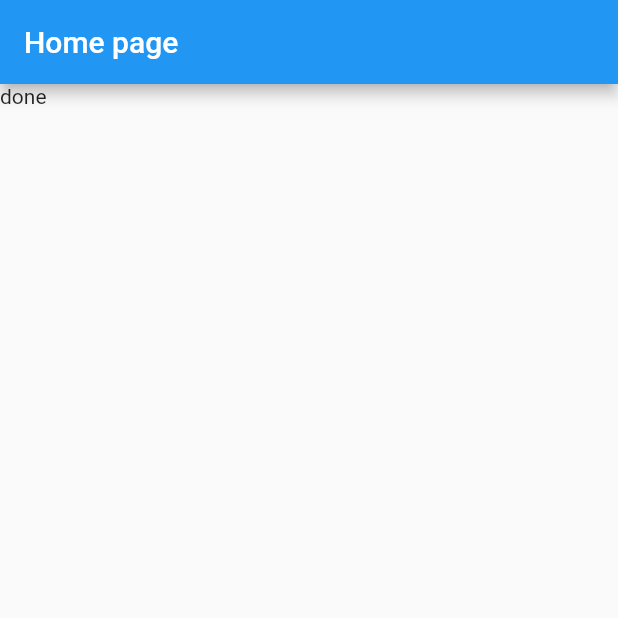
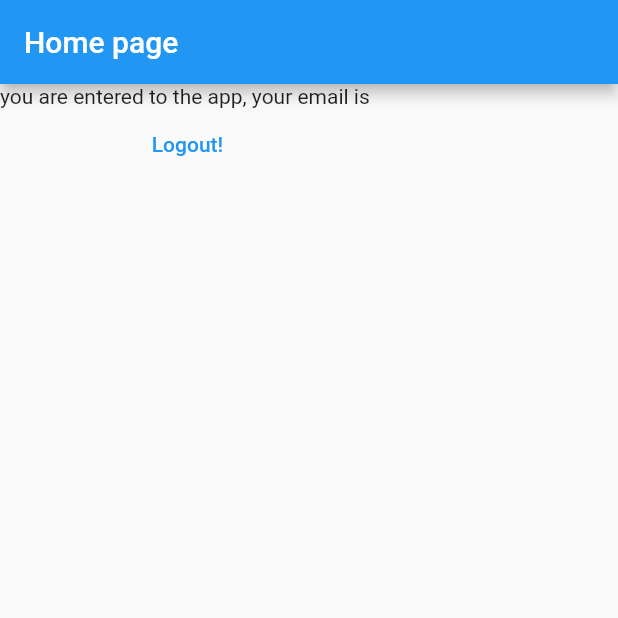
Before and after one commit to behnamrhp/flutter-note-app, a Flutter app: the HomePage screen opened directly, on a phone screen of 412 x 824 dp, the top half of it. Run offline on Flutter 3.47's test engine with Material 2 defaults, Android fonts, the phone set to English and light mode, and no system bars; our stand-ins replace firebase_auth, firebase_core; accounts and stored records are empty.

Commit message:
[FEAT]: add navigation between login, register and the homepage

```diff
--- a/lib/pages/home_page.dart
+++ b/lib/pages/home_page.dart
@@ -1,5 +1,7 @@
+import 'package:dart/firebase_options.dart';
+import 'package:dart/pages/login_page.dart';
+import 'package:firebase_auth/firebase_auth.dart';
 import 'package:firebase_core/firebase_core.dart';
-import 'package:dart/firebase_options.dart';
 import 'package:flutter/material.dart';
 
 class HomePage extends StatelessWidget {
@@ -7,9 +9,34 @@ class HomePage extends StatelessWidget {
 
   @override
   Widget build(BuildContext context) {
-    return Scaffold(
-      appBar: AppBar(title: const Text('Home page')),
-      body: const Text('done'),
+    return FutureBuilder(
+      future: Firebase.initializeApp(
+          options: DefaultFirebaseOptions.currentPlatform),
+      builder: (context, snapshot) {
+        final user = FirebaseAuth.instance.currentUser;
+        print(user);
+        if (user?.emailVerified == true) {
+          print('Your are verified');
+        } else {
+          print('You need to verify your email');
+        }
+
+        if (user != null) {
+          return Scaffold(
+            appBar: AppBar(title: const Text('Home page')),
+            body: Column(
+              children: [
+                Text('you are entered to the app, your email is ${user.email}'),
+                TextButton(
+                    onPressed: () => {FirebaseAuth.instance.signOut()},
+                    child: const Text('Logout!'))
+              ],
+            ),
+          );
+        } else {
+          return const LoginPage();
+        }
+      },
     );
   }
 }
--- a/lib/pages/register.dart
+++ b/lib/pages/register.dart
@@ -59,6 +59,12 @@ class _RegisterPageState extends State<RegisterPage> {
                   onPressed: () => handleSubmitUser(_email, _password),
                   child: const Text('Register'),
                 ),
+                TextButton(
+                    onPressed: () => {
+                          Navigator.of(context).pushNamedAndRemoveUntil(
+                              '/login/', (route) => false)
+                        },
+                    child: const Text('already have an account?!'))
               ]);
             default:
               return const Text('Loading...');
```
Also changed, not shown: lib/main.dart (+9 -1 lines), lib/pages/login_page.dart (+22 -8 lines).
